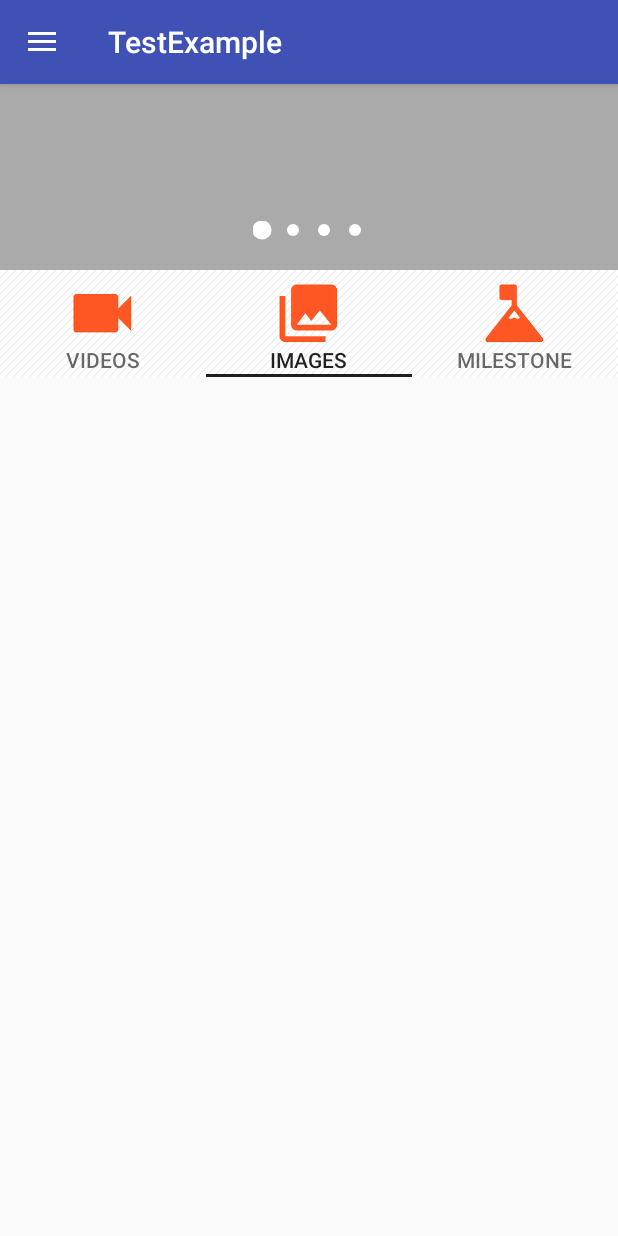
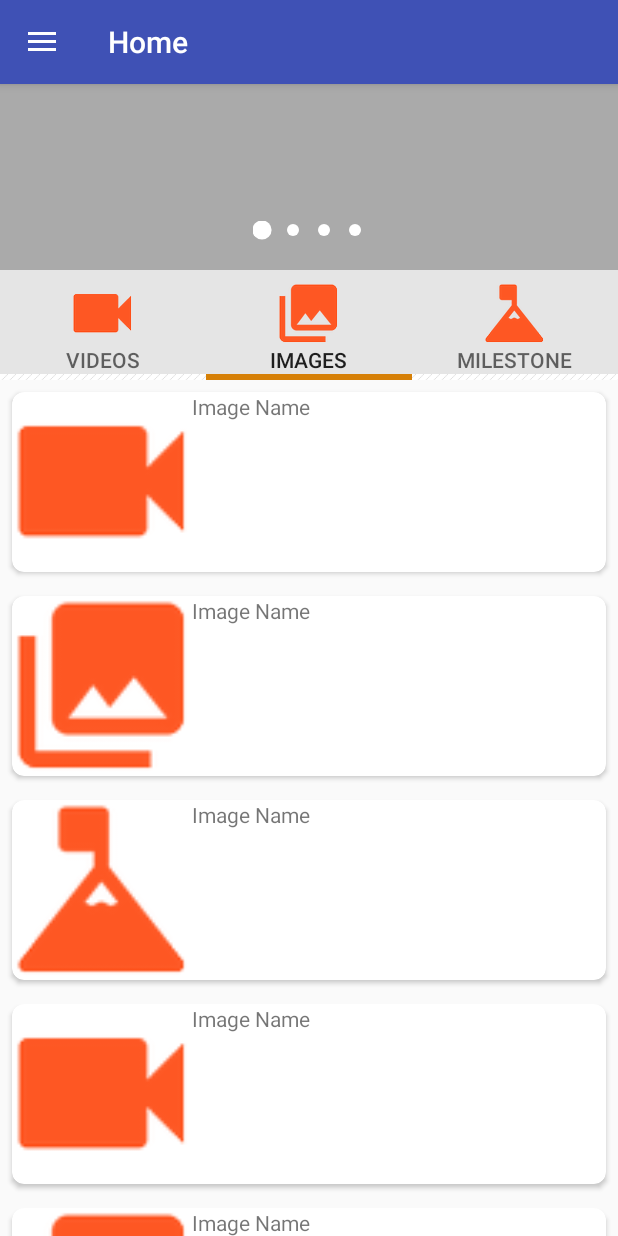
Before and after one commit to developerandroid9/TestExample, an Android app: the screen it shows after launch (MainActivity), after a tap on "IMAGES", on a phone screen of 412 x 824 dp. Run offline under Robolectric (Android 15) with nearby library versions, the phone set to English and light mode, and no system bars; 1 other tap on this screen came first.

Commit message:
change done

```diff
--- a/app/src/main/AndroidManifest.xml
+++ b/app/src/main/AndroidManifest.xml
@@ -10,7 +10,7 @@
         android:theme="@style/AppTheme">
         <activity
             android:name=".MainActivity"
-            android:label="@string/app_name"
+            android:label="Home"
             android:theme="@style/AppTheme.NoActionBar">
             <intent-filter>
                 <action android:name="android.intent.action.MAIN" />
--- a/app/src/main/java/com/example/suneel/testexample/AdapterImages.java
+++ b/app/src/main/java/com/example/suneel/testexample/AdapterImages.java
@@ -10,7 +10,19 @@ import android.widget.TextView;
 
 public class AdapterImages extends RecyclerView.Adapter<AdapterImages.MyViewHolder> {
 
+    private final int[] imageList = {
+            R.mipmap.select_video,
+            R.mipmap.select_image,
+            R.mipmap.select_milestone,
+            R.mipmap.select_video,
+            R.mipmap.select_image,
+            R.mipmap.select_milestone,
+            R.mipmap.select_video,
+            R.mipmap.select_image,
+            R.mipmap.select_milestone,
+            R.mipmap.select_milestone,
 
+    };
 
     public class MyViewHolder extends RecyclerView.ViewHolder {
         public TextView nameTV;
@@ -39,11 +51,12 @@ public class AdapterImages extends RecyclerView.Adapter<AdapterImages.MyViewHold
 
     @Override
     public void onBindViewHolder(AdapterImages.MyViewHolder holder, int position) {
-
+        holder.nameTV.setText("Image Name");
+        holder.imageIV .setImageResource(imageList[position]);
     }
 
     @Override
     public int getItemCount() {
-        return 10;
+        return imageList.length;
     }
 }
--- a/app/src/main/java/com/example/suneel/testexample/AdapterMileStone.java
+++ b/app/src/main/java/com/example/suneel/testexample/AdapterMileStone.java
@@ -11,7 +11,19 @@ import android.widget.TextView;
 
 public class AdapterMileStone extends RecyclerView.Adapter<AdapterMileStone.MyViewHolder> {
 
+    private final int[] imageList = {
+            R.mipmap.select_video,
+            R.mipmap.select_image,
+            R.mipmap.select_milestone,
+            R.mipmap.select_video,
+            R.mipmap.select_image,
+            R.mipmap.select_milestone,
+            R.mipmap.select_video,
+            R.mipmap.select_image,
+            R.mipmap.select_milestone,
+            R.mipmap.select_milestone,
 
+    };
 
     public class MyViewHolder extends RecyclerView.ViewHolder {
         public TextView nameTV;
@@ -40,11 +52,12 @@ public class AdapterMileStone extends RecyclerView.Adapter<AdapterMileStone.MyVi
 
     @Override
     public void onBindViewHolder(AdapterMileStone.MyViewHolder holder, int position) {
-
+        holder.nameTV.setText("Milstone Name");
+        holder.imageIV .setImageResource(imageList[position]);
     }
 
     @Override
     public int getItemCount() {
-        return 10;
+        return imageList.length;
     }
 }
--- a/app/src/main/java/com/example/suneel/testexample/AdapterVideos.java
+++ b/app/src/main/java/com/example/suneel/testexample/AdapterVideos.java
@@ -8,10 +8,21 @@ import android.widget.ImageView;
 import android.widget.TextView;
 
 
+ class AdapterVideos extends RecyclerView.Adapter<AdapterVideos.MyViewHolder> {
 
-public class AdapterVideos extends RecyclerView.Adapter<AdapterVideos.MyViewHolder> {
+     private final int[] imageList = {
+             R.mipmap.select_video,
+             R.mipmap.select_image,
+             R.mipmap.select_milestone,
+             R.mipmap.select_video,
+             R.mipmap.select_image,
+             R.mipmap.select_milestone,
+             R.mipmap.select_video,
+             R.mipmap.select_image,
+             R.mipmap.select_milestone,
+             R.mipmap.select_milestone,
 
-
+     };
 
      public class MyViewHolder extends RecyclerView.ViewHolder {
          public TextView nameTV;
@@ -31,20 +42,21 @@ public class AdapterVideos extends RecyclerView.Adapter<AdapterVideos.MyViewHold
      }
 
      @Override
-    public MyViewHolder onCreateViewHolder(ViewGroup parent, int viewType) {
+     public AdapterVideos.MyViewHolder onCreateViewHolder(ViewGroup parent, int viewType) {
          View itemView = LayoutInflater.from(parent.getContext())
                  .inflate(R.layout.adapter_videos, parent, false);
 
-        return new MyViewHolder(itemView);
+         return new AdapterVideos.MyViewHolder(itemView);
      }
 
      @Override
-    public void onBindViewHolder(MyViewHolder holder, int position) {
-
+     public void onBindViewHolder(AdapterVideos.MyViewHolder holder, int position) {
+         holder.nameTV.setText("Milstone Name");
+         holder.imageIV .setImageResource(imageList[position]);
      }
 
      @Override
      public int getItemCount() {
-        return 10;
+         return imageList.length;
      }
 }
--- a/app/src/main/java/com/example/suneel/testexample/FragmentImages.java
+++ b/app/src/main/java/com/example/suneel/testexample/FragmentImages.java
@@ -13,10 +13,9 @@ import android.view.ViewGroup;
 public class FragmentImages extends Fragment {
 
     public static FragmentImages newInstance() {
-        FragmentImages fragment = new FragmentImages();
-        Bundle args = new Bundle();
 
-        return fragment;
+
+        return new FragmentImages();
     }
 
     @Override
@@ -29,7 +28,7 @@ public class FragmentImages extends Fragment {
     public View onCreateView(LayoutInflater inflater, ViewGroup container,
                              Bundle savedInstanceState) {
         View rootView = inflater.inflate(R.layout.fragment_images, container, false);
-        AdapterVideos mAdapter = new AdapterVideos();
+        AdapterImages mAdapter = new AdapterImages();
         RecyclerView recyclerView = (RecyclerView) rootView.findViewById(R.id.recycler_view);
         RecyclerView.LayoutManager mLayoutManager = new LinearLayoutManager(getActivity());
         recyclerView.setLayoutManager(mLayoutManager);
--- a/app/src/main/java/com/example/suneel/testexample/FragmentMainContainer.java
+++ b/app/src/main/java/com/example/suneel/testexample/FragmentMainContainer.java
@@ -21,7 +21,7 @@ public class FragmentMainContainer extends Fragment {
     @Override
     public View onCreateView(LayoutInflater inflater, ViewGroup container, Bundle savedInstanceState) {
 
-//
+
 
         View root = inflater.inflate(R.layout.fragment_quick_contact, container, false);
         PagerSlidingTabStrip tabs = (PagerSlidingTabStrip) root.findViewById(R.id.tabs);
@@ -61,35 +61,58 @@ public class FragmentMainContainer extends Fragment {
             super(fm);
             mContext = context;
         }
-
-        @Override
-        public int getCount() {
-            return ICONS.length;
-        }
-
         @Override
         public CharSequence getPageTitle(int position) {
             return TITLES[position];
         }
 
         @Override
+        public int getCount() {
+            return TITLES.length;
+        }
+
+        @Override
         public Fragment getItem(int position) {
             switch (position) {
                 case 0:
-                    return FragmentVideos.newInstance();
+                   return FragmentVideos.newInstance();
                 case 1:
                     return FragmentImages.newInstance();
                 case 2:
                     return FragmentMilstone.newInstance();
+
+                default:
+                    return new Fragment();
             }
-            return null;
         }
-
-
-        @Override
-        public boolean isViewFromObject(View v, Object o) {
-            return v == o;
-        }
+//        @Override
+//        public int getCount() {
+//            return ICONS.length;
+//        }
+//
+//        @Override
+//        public CharSequence getPageTitle(int position) {
+//            return TITLES[position];
+//        }
+//
+//        @Override
+//        public Fragment getItem(int position) {
+//            switch (position) {
+//                case 0:
+//                    return FragmentVideos.newInstance();
+//                case 1:
+//                    return FragmentImages.newInstance();
+//                case 2:
+//                    return FragmentMilstone.newInstance();
+//            }
+//            return null;
+//        }
+//
+//
+//        @Override
+//        public boolean isViewFromObject(View v, Object o) {
+//            return v == o;
+//        }
 
         @Override
         public View getCustomTabView(ViewGroup parent, int position) {
--- a/app/src/main/java/com/example/suneel/testexample/FragmentMilstone.java
+++ b/app/src/main/java/com/example/suneel/testexample/FragmentMilstone.java
@@ -1,10 +1,7 @@
 package com.example.suneel.testexample;
 
-import android.content.Context;
-import android.net.Uri;
 import android.os.Bundle;
 import android.support.v4.app.Fragment;
-import android.support.v7.widget.DefaultItemAnimator;
 import android.support.v7.widget.LinearLayoutManager;
 import android.support.v7.widget.RecyclerView;
 import android.view.LayoutInflater;
@@ -12,13 +9,11 @@ import android.view.View;
 import android.view.ViewGroup;
 
 
-
 public class FragmentMilstone extends Fragment {
 
     public static FragmentMilstone newInstance() {
-        FragmentMilstone fragment = new FragmentMilstone();
 
-        return fragment;
+        return new FragmentMilstone();
     }
 
 
@@ -27,16 +22,16 @@ public class FragmentMilstone extends Fragment {
                              Bundle savedInstanceState) {
 
         View rootView = inflater.inflate(R.layout.fragment_fragment_milstone, container, false);
-        AdapterVideos mAdapter = new AdapterVideos();
+
         RecyclerView recyclerView = (RecyclerView) rootView.findViewById(R.id.recycler_view);
-        RecyclerView.LayoutManager mLayoutManager = new LinearLayoutManager(getActivity());
-        recyclerView.setLayoutManager(mLayoutManager);
-        recyclerView.setItemAnimator(new DefaultItemAnimator());
+        AdapterMileStone mAdapter = new AdapterMileStone();
         recyclerView.setAdapter(mAdapter);
+
+        recyclerView.setLayoutManager(new LinearLayoutManager(getActivity()));
+
+
         return rootView;
     }
 
 
-
-
 }
--- a/app/src/main/java/com/example/suneel/testexample/FragmentVideos.java
+++ b/app/src/main/java/com/example/suneel/testexample/FragmentVideos.java
@@ -28,15 +28,14 @@ import android.view.ViewGroup;
 
 public class FragmentVideos extends Fragment {
 
-    private static final String ARG_POSITION = "position";
+
 
 
 
 
 
     public static FragmentVideos newInstance() {
-        FragmentVideos f = new FragmentVideos();
-        return f;
+        return new FragmentVideos();
     }
 
     @Override
--- a/app/src/main/res/layout/adapter_images.xml
+++ b/app/src/main/res/layout/adapter_images.xml
@@ -24,6 +24,8 @@
                 android:id="@+id/nameTV"
                 android:layout_width="match_parent"
                 android:layout_height="wrap_content"
+                android:layout_toEndOf="@+id/imageIV"
+                android:layout_toRightOf="@+id/imageIV"
                 android:text="Image Name"/>
         </RelativeLayout>
     </android.support.v7.widget.CardView>
--- a/app/src/main/res/layout/adapter_milstone.xml
+++ b/app/src/main/res/layout/adapter_milstone.xml
@@ -23,6 +23,8 @@
             <TextView
                 android:id="@+id/nameTV"
                 android:layout_width="match_parent"
+                android:layout_toEndOf="@+id/imageIV"
+                android:layout_toRightOf="@+id/imageIV"
                 android:layout_height="wrap_content"
                 android:text="Milstone Name"/>
         </RelativeLayout>
--- a/app/src/main/res/layout/adapter_videos.xml
+++ b/app/src/main/res/layout/adapter_videos.xml
@@ -23,6 +23,9 @@
             <TextView
                 android:id="@+id/nameTV"
                 android:layout_width="match_parent"
+                android:gravity="center_vertical"
+                android:layout_toEndOf="@+id/imageIV"
+                android:layout_toRightOf="@+id/imageIV"
                 android:layout_height="wrap_content"
                 android:text="Video Name"/>
         </RelativeLayout>
--- a/app/src/main/res/layout/fragment_card.xml
+++ b/app/src/main/res/layout/fragment_card.xml
@@ -1,7 +1,5 @@
 <?xml version="1.0" encoding="utf-8"?>
 <FrameLayout xmlns:android="http://schemas.android.com/apk/res/android"
-    xmlns:card_view="http://schemas.android.com/apk/res-auto"
-    xmlns:tools="http://schemas.android.com/tools"
     android:layout_width="match_parent"
     android:layout_height="match_parent">
 
--- a/app/src/main/res/layout/fragment_quick_contact.xml
+++ b/app/src/main/res/layout/fragment_quick_contact.xml
@@ -2,12 +2,17 @@
 <RelativeLayout xmlns:android="http://schemas.android.com/apk/res/android"
     android:layout_width="match_parent"
     android:layout_height="wrap_content"
-    >
+    xmlns:app="http://schemas.android.com/apk/res-auto">
 
     <com.example.suneel.testexample.PagerSlidingTabStrip
         android:id="@+id/tabs"
         android:layout_width="match_parent"
         android:layout_height="wrap_content"
+        app:pstsDividerColor="#00000000"
+        app:pstsIndicatorColor="@color/orangelh"
+        app:pstsIndicatorHeight="4dp"
+        app:pstsShouldExpand="true"
+        app:pstsTabBackground="@color/background_window"
         android:background="@drawable/background_tabs_diagonal" />
 
     <android.support.v4.view.ViewPager
--- a/app/src/main/res/values/colors.xml
+++ b/app/src/main/res/values/colors.xml
@@ -9,4 +9,5 @@
     <color name="green">#689F38</color>
     <color name="greenDark">#3E5F22</color>
     <color name="banana">#FFCC00</color>
+    <color name="orangelh">#FFD68007</color>
 </resources>
```
Lines whose indentation alone changed are shown as unchanged.
